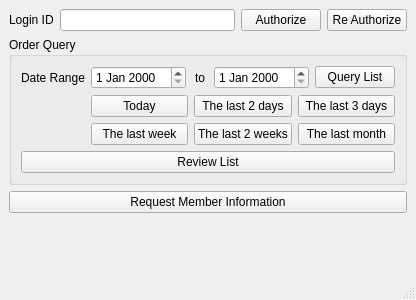
This is alixixi.ui in xlongfeng/alixixi as Qt 5 draws it before an edit. The edited form follows.
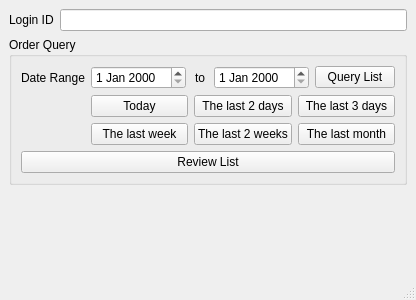
This is the edited form.

What changed in the file:
```diff
--- a/alixixi.ui
+++ b/alixixi.ui
@@ -31,20 +31,6 @@
         </property>
        </widget>
       </item>
-      <item>
-       <widget class="QPushButton" name="authorizePushButton">
-        <property name="text">
-         <string>Authorize</string>
-        </property>
-       </widget>
-      </item>
-      <item>
-       <widget class="QPushButton" name="reAuthorizePushButton">
-        <property name="text">
-         <string>Re Authorize</string>
-        </property>
-       </widget>
-      </item>
      </layout>
     </item>
     <item>
@@ -153,13 +139,6 @@
       </layout>
      </widget>
     </item>
-    <item>
-     <widget class="QPushButton" name="memberGetPushButton">
-      <property name="text">
-       <string>Request Member Information</string>
-      </property>
-     </widget>
-    </item>
     <item>
      <spacer name="verticalSpacer">
       <property name="orientation">
```
Left out of the diff: 2 changed lines with no effect on the pictures.
